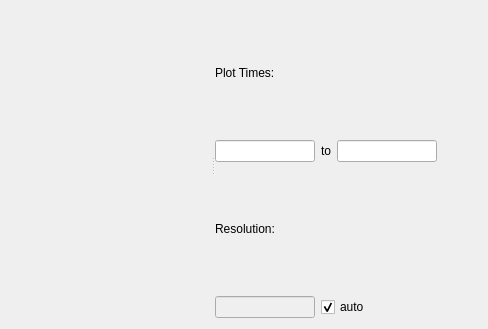
Above: rqt_bag_plugins/resource/plot.ui from ros-visualization/rqt_bag before the change. Below: the same form after it.
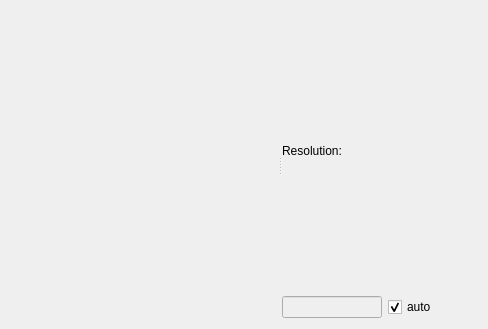
That is the form after the change.

Commit message: Emit region changed signal and use it for plot

What changed in the file:
```diff
--- a/rqt_bag_plugins/resource/plot.ui
+++ b/rqt_bag_plugins/resource/plot.ui
@@ -82,91 +82,6 @@
        <item>
         <layout class="QHBoxLayout" name="data_tree_layout"/>
        </item>
-       <item>
-        <layout class="QHBoxLayout" name="horizontalLayout_2">
-         <item>
-          <widget class="QLabel" name="label">
-           <property name="text">
-            <string>Plot Times:</string>
-           </property>
-          </widget>
-         </item>
-        </layout>
-       </item>
-       <item>
-        <layout class="QHBoxLayout" name="times_layout">
-         <item>
-          <widget class="QLineEdit" name="start_time">
-           <property name="sizePolicy">
-            <sizepolicy hsizetype="Expanding" vsizetype="Fixed">
-             <horstretch>0</horstretch>
-             <verstretch>0</verstretch>
-            </sizepolicy>
-           </property>
-           <property name="maximumSize">
-            <size>
-             <width>100</width>
-             <height>16777215</height>
-            </size>
-           </property>
-           <property name="text">
-            <string/>
-           </property>
-           <property name="maxLength">
-            <number>100</number>
-           </property>
-           <property name="frame">
-            <bool>true</bool>
-           </property>
-          </widget>
-         </item>
-         <item>
-          <widget class="QLabel" name="label_2">
-           <property name="text">
-            <string>to</string>
-           </property>
-          </widget>
-         </item>
-         <item>
-          <widget class="QLineEdit" name="end_time">
-           <property name="sizePolicy">
-            <sizepolicy hsizetype="Expanding" vsizetype="Fixed">
-             <horstretch>0</horstretch>
-             <verstretch>0</verstretch>
-            </sizepolicy>
-           </property>
-           <property name="maximumSize">
-            <size>
-             <width>100</width>
-             <height>16777215</height>
-            </size>
-           </property>
-           <property name="text">
-            <string/>
-           </property>
-           <property name="maxLength">
-            <number>100</number>
-           </property>
-           <property name="frame">
-            <bool>true</bool>
-           </property>
-          </widget>
-         </item>
-         <item>
-          <spacer name="horizontalSpacer">
-           <property name="orientation">
-            <enum>Qt::Horizontal</enum>
-           </property>
-           <property name="sizeHint" stdset="0">
-            <size>
-             <width>40</width>
-             <height>20</height>
-            </size>
-           </property>
-          </spacer>
-         </item>
-        </layout>
-       </item>
        <item>
         <layout class="QHBoxLayout" name="label2_layout">
          <item>
```
The commit also changes 4 other files.
